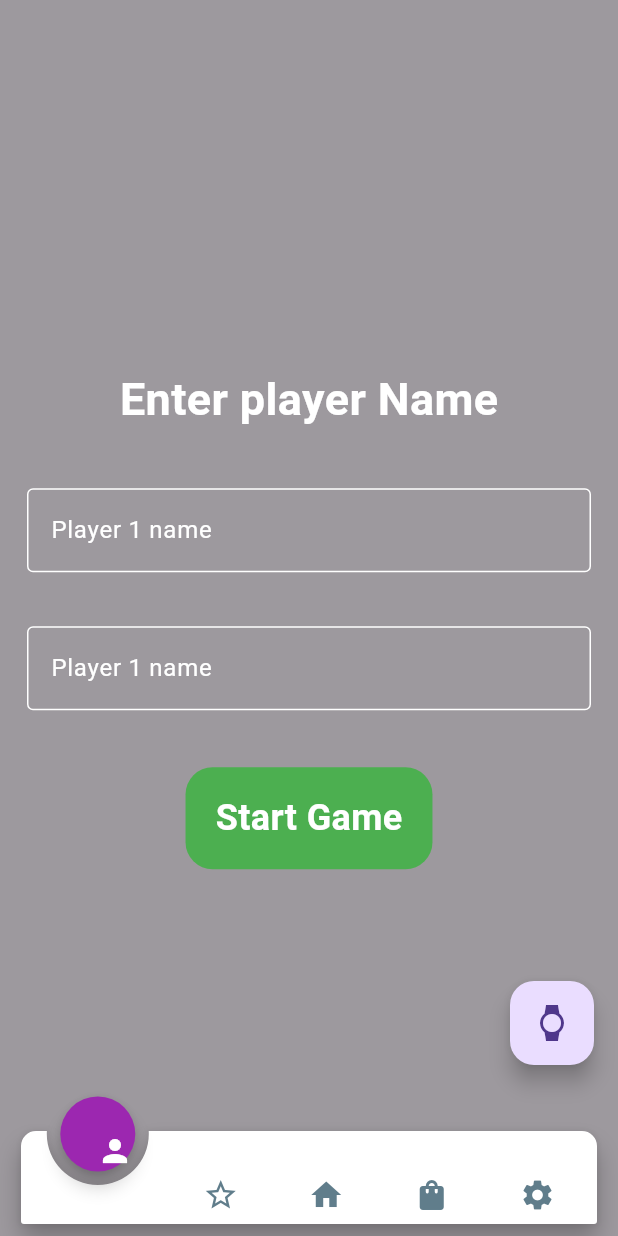
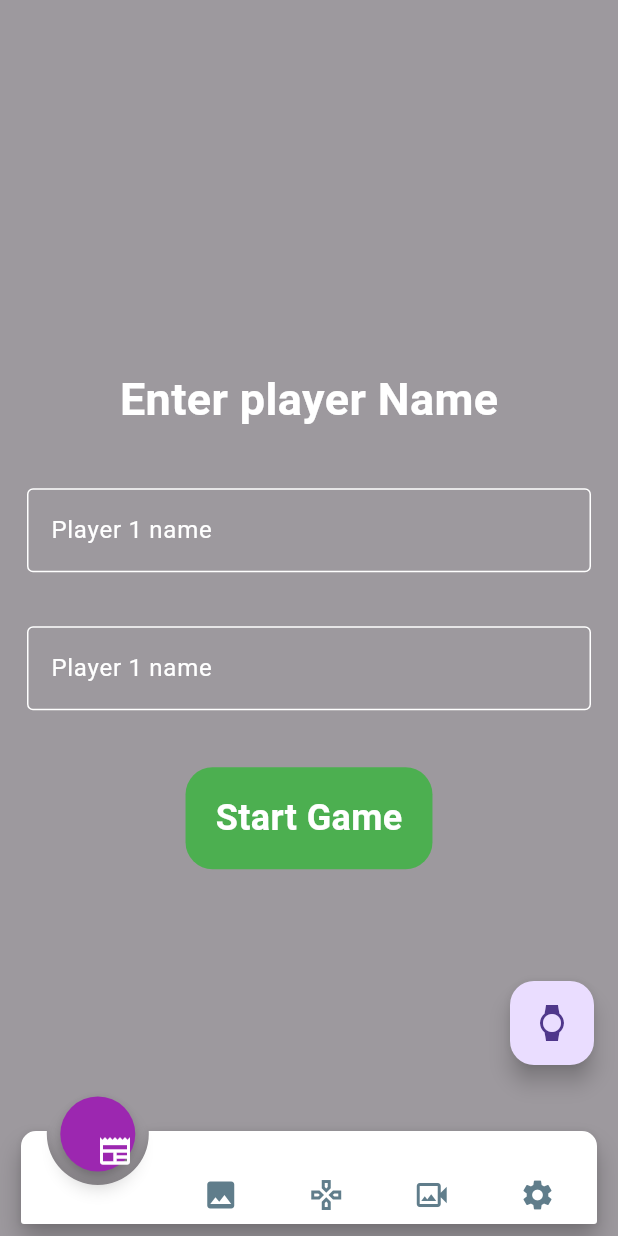
Before and after one commit to Artur1im/news_bloc_app, a Flutter app: the screen it shows after launch, swiped to page 3, on a phone screen of 412 x 824 dp. Run offline on Flutter 3.47's test engine with Material 3 defaults, Android fonts, the light colour scheme and no system bars; drawn by our look-alikes of animated_notch_bottom_bar, flutter_animate; our stand-ins replace bloc, delayed_display, flick_video_player, flutter_bloc, flutter_fadein, image_picker and 2 more; network calls fail.

Commit message:
добавил видео в приложение

```diff
--- a/lib/pages/bottom_navigation_bar.dart
+++ b/lib/pages/bottom_navigation_bar.dart
@@ -7,6 +7,7 @@ import 'package:news_bloc_app/pages/3d.dart';
 import 'package:news_bloc_app/pages/auth_game.dart';
 import 'package:news_bloc_app/pages/home_page.dart';
 import 'package:news_bloc_app/pages/image_picker.dart';
+import 'package:news_bloc_app/pages/video_player.dart';
 
 class BottomNb extends StatefulWidget {
   const BottomNb({super.key});
@@ -31,7 +32,8 @@ class _BottomNbState extends State<BottomNb> {
   final List<Widget> bottomBarPages = [
     const HomePage(),
     const PickImage(),
-    const AuthGaame()
+    const AuthGaame(),
+    MyVideoPlayer()
   ];
 
   bool isDarkMode = false;
@@ -63,44 +65,44 @@ class _BottomNbState extends State<BottomNb> {
                     bottomBarItems: const [
                       BottomBarItem(
                         inActiveItem: Icon(
-                          Icons.person,
+                          Icons.newspaper,
                           color: Colors.blueGrey,
                         ),
                         activeItem: Icon(
-                          Icons.person,
+                          Icons.newspaper,
                           color: Colors.white,
                         ),
                         itemLabel: 'Page 1',
                       ),
                       BottomBarItem(
                         inActiveItem: Icon(
-                          Icons.star_border,
+                          Icons.photo,
                           color: Colors.blueGrey,
                         ),
                         activeItem: Icon(
-                          Icons.star,
+                          Icons.photo,
                           color: Colors.yellowAccent,
                         ),
                         itemLabel: 'Page 2',
                       ),
                       BottomBarItem(
                         inActiveItem: Icon(
-                          Icons.home,
+                          Icons.gamepad_outlined,
                           color: Colors.blueGrey,
                         ),
                         activeItem: Icon(
-                          Icons.home,
+                          Icons.gamepad_outlined,
                           color: Colors.white,
                         ),
                         itemLabel: 'Page 3',
                       ),
                       BottomBarItem(
                         inActiveItem: Icon(
-                          Icons.shopping_bag_rounded,
+                          Icons.video_camera_back_outlined,
                           color: Colors.blueGrey,
                         ),
                         activeItem: Icon(
-                          Icons.shopping_bag_outlined,
+                          Icons.video_camera_back_outlined,
                           color: Colors.white,
                         ),
                         itemLabel: 'Page 5',
@@ -141,7 +143,7 @@ class _BottomNbState extends State<BottomNb> {
             .animate()
             .animate()
             .fadeIn(duration: 600.ms)
-            .then(delay: 200.ms) // baseline=800ms
+            .then(delay: 200.ms)
             .slide(),
       ),
     );
--- a/pubspec.yaml
+++ b/pubspec.yaml
@@ -26,6 +26,8 @@ dependencies:
   animated_notch_bottom_bar: ^1.0.2
   image_picker: ^1.0.7
   simple_animations: ^5.0.2
+  video_player: ^2.8.3
+  flick_video_player: ^0.7.0
 
 dependency_overrides:
   simple_animations: ^5.0.2
```
Also changed, not shown: lib/pages/video_player.dart (added, +43 -0 lines), pubspec.lock, 3 other files.
